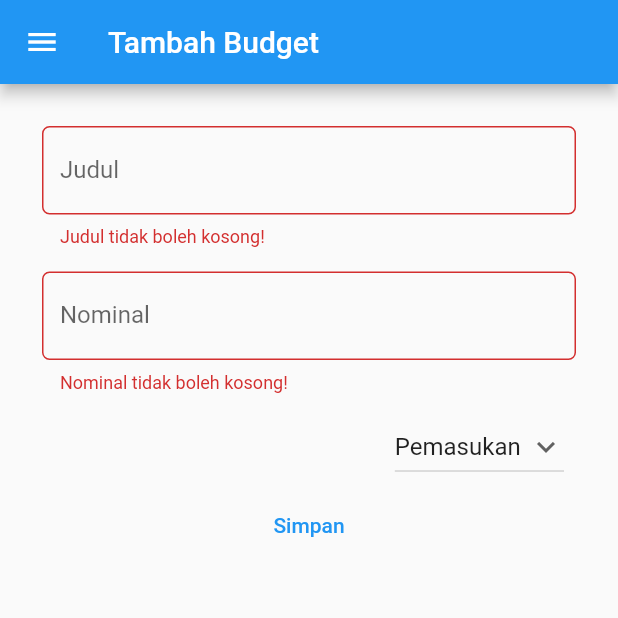
After one commit to valenciusap17/pbp-flutter-lab, a Flutter app: the TambahBudgetPage screen opened directly, after a tap on "Simpan", on a phone screen of 412 x 824 dp, the top half of it. The commit adds this screen. Run offline on Flutter 3.47's test engine with Material 2 defaults, Android fonts, the phone set to English and light mode, and no system bars.

Commit message:
submitting tugas 8

```diff
--- /dev/null
+++ b/counter_7/lib/drawer.dart
@@ -0,0 +1,49 @@
+import 'package:counter_7/main.dart';
+import 'package:counter_7/dataBudget.dart';
+import 'package:counter_7/tambahBudget.dart';
+import 'package:flutter/material.dart';
+
+class DrawerApplication extends StatelessWidget {
+  const DrawerApplication({super.key});
+
+  @override
+  Widget build(BuildContext context) {
+    return Drawer(
+      child: Column(
+        children: [
+          // Menambahkan clickable menu
+          ListTile(
+            title: const Text('Counter_7'),
+            onTap: () {
+              // Route menu ke halaman utama
+              Navigator.pushReplacement(
+                context,
+                MaterialPageRoute(builder: (context) => const MyHomePage()),
+              );
+            },
+          ),
+          ListTile(
+            title: const Text('Tambah Budget'),
+            onTap: () {
+              // Route menu ke halaman form
+              Navigator.pushReplacement(
+                context,
+                MaterialPageRoute(builder: (context) => TambahBudgetPage()),
+              );
+            },
+          ),
+          ListTile(
+            title: const Text('Data Budget'),
+            onTap: () {
+              // Route menu ke halaman form
+              Navigator.pushReplacement(
+                context,
+                MaterialPageRoute(builder: (context) => DataBudgetPage()),
+              );
+            },
+          ),
+        ],
+      ),
+    );
+  }
+}
--- /dev/null
+++ b/counter_7/lib/globals.dart
@@ -0,0 +1,11 @@
+library counter_7.globals;
+
+class AllDataKeeped {
+  String title;
+  int amount;
+  String kind;
+
+  AllDataKeeped(this.title, this.amount, this.kind);
+}
+
+List<AllDataKeeped> allList = [];
--- /dev/null
+++ b/counter_7/lib/tambahBudget.dart
@@ -0,0 +1,157 @@
+import 'package:counter_7/main.dart';
+import 'package:counter_7/drawer.dart';
+import 'package:counter_7/dataBudget.dart';
+import 'package:flutter/material.dart';
+import 'package:counter_7/globals.dart' as store;
+import 'package:flutter/services.dart';
+
+class TambahBudgetPage extends StatefulWidget {
+  const TambahBudgetPage({super.key});
+
+  @override
+  State<TambahBudgetPage> createState() => _TambahBudgetPageState();
+}
+
+class _TambahBudgetPageState extends State<TambahBudgetPage> {
+  final _formKey = GlobalKey<FormState>();
+  String _budgetKind = "Pemasukan";
+  int _amount = 0;
+  String _title = "";
+  List<String> budgetKindVariations = ['Pemasukan', 'Pengeluaran'];
+  var controllerTextField = TextEditingController();
+  var controllerTextFieldForNum = TextEditingController();
+
+  // onPressed(BuildContext context) {
+  //   var data = BudgetData(
+  //       budgetKind: budgetKind!, amount: amount!, title: _title!, date: date);
+  //   globals.budgets.add(data);
+  //   Navigator.pushReplacement(
+  //     context,
+  //     MaterialPageRoute(builder: (context) => const DataBudgetPage()),
+  //   );
+  // }
+
+  @override
+  Widget build(BuildContext context) {
+    return Scaffold(
+      appBar: AppBar(
+        title: Text('Tambah Budget'),
+      ),
+      drawer: DrawerApplication(),
+      body: Form(
+        key: _formKey,
+        child: SingleChildScrollView(
+          child: Container(
+            padding: const EdgeInsets.all(20.0),
+            child: Column(
+              children: [
+                Padding(
+                  // Menggunakan padding sebesar 8 pixels
+                  padding: const EdgeInsets.all(8.0),
+                  child: TextFormField(
+                    controller: controllerTextField,
+                    decoration: InputDecoration(
+                      hintText: "Membeli makan siang",
+                      labelText: "Judul",
+                      // Menambahkan circular border agar lebih rapi
+                      border: OutlineInputBorder(
+                        borderRadius: BorderRadius.circular(5.0),
+                      ),
+                    ),
+                    // Menambahkan behavior saat nama diketik
+                    onChanged: (String? value) {
+                      setState(() {
+                        _title = value!;
+                      });
+                    },
+                    // Menambahkan behavior saat data disimpan
+                    onSaved: (String? value) {
+                      setState(() {
+                        _title = value!;
+                      });
+                    },
+                    // Validator sebagai validasi form
+                    validator: (String? value) {
+                      if (value == null || value.isEmpty) {
+                        return 'Judul tidak boleh kosong!';
+                      }
+                      return null;
+                    },
+                  ),
+                ),
+                Padding(
+                  padding: const EdgeInsets.all(8.0),
+                  child: TextFormField(
+                    controller: controllerTextFieldForNum,
+                    keyboardType: TextInputType.number,
+                    inputFormatters: <TextInputFormatter>[
+                      FilteringTextInputFormatter.digitsOnly
+                    ],
+                    decoration: InputDecoration(
+                      hintText: "200",
+                      labelText: "Nominal",
+                      border: OutlineInputBorder(
+                        borderRadius: BorderRadius.circular(5.0),
+                      ),
+                    ),
+                    onChanged: (String? value) {
+                      setState(() {
+                        _amount = int.parse(value!);
+                      });
+                    },
+                    onSaved: (String? value) {
+                      setState(() {
+                        _amount = int.parse(value!);
+                      });
+                    },
+                    validator: (String? value) {
+                      if (value == null || value.isEmpty) {
+                        return 'Nominal tidak boleh kosong!';
+                      }
+                      return null;
+                    },
+                  ),
+                ),
+                ListTile(
+                  trailing: DropdownButton(
+                    value: _budgetKind,
+                    icon: const Icon(Icons.keyboard_arrow_down),
+                    items: budgetKindVariations.map((String items) {
+                      return DropdownMenuItem(
+                        value: items,
+                        child: Text(items),
+                      );
+                    }).toList(),
+                    onChanged: (String? newValue) {
+                      setState(() {
+                        _budgetKind = newValue!;
+                      });
+                    },
+                  ),
+                ),
+                Align(
+                  alignment: Alignment.bottomCenter,
+                  child: TextButton(
+                    onPressed: () {
+                      if (_formKey.currentState!.validate()) {
+                        store.allList.add(
+                            store.AllDataKeeped(_title, _amount, _budgetKind));
+                        controllerTextField.clear();
+                        controllerTextFieldForNum.clear();
+                        Navigator.pushReplacement(
+                            context,
+                            MaterialPageRoute(
+                                builder: ((context) => DataBudgetPage())));
+                      }
+                    },
+                    child: const Text("Simpan"),
+                  ),
+                ),
+              ],
+            ),
+          ),
+        ),
+      ),
+    );
+  }
+}
```
Also changed, not shown: counter_7/lib/dataBudget.dart (added, +76 -0 lines), counter_7/lib/main.dart (+17 -14 lines), 1 other file.
